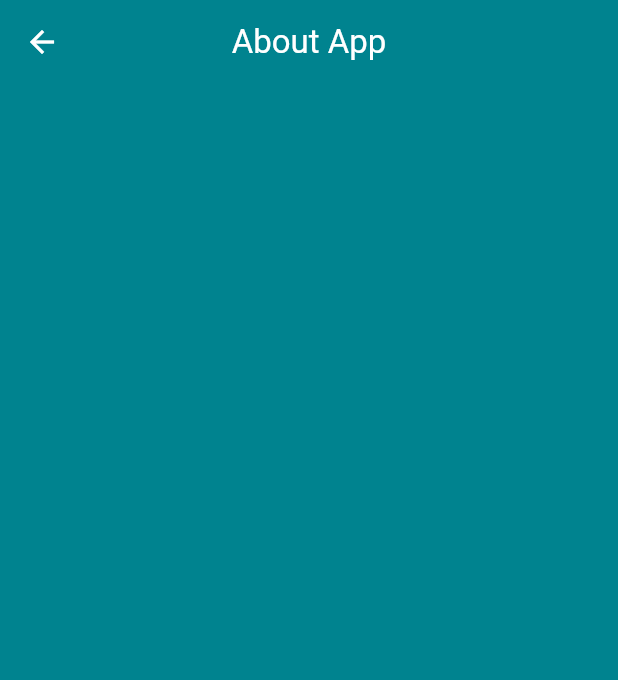
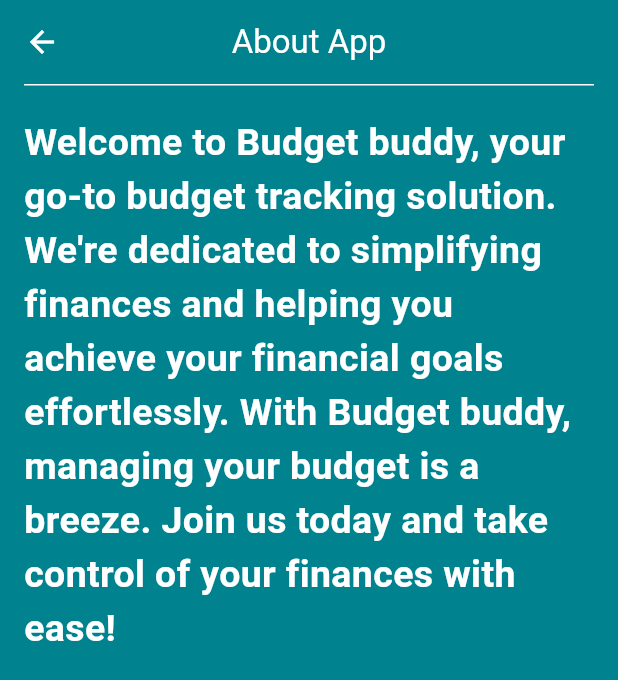
Before and after one commit to taha-soud/BudgetBuddy, a Flutter app: the AboutAppScreen screen opened directly, on a phone screen of 412 x 824 dp. Shown: the top 680 px of the screen. Run offline on Flutter 3.47's test engine with Material 3 defaults, Android fonts, the phone set to English and light mode, and no system bars; our stand-ins replace cloud_firestore, firebase_auth, firebase_core, fluttertoast, google_sign_in, logger; accounts and stored records are empty.

Commit message:
make design for Privacy Policy an About App Pages

```diff
--- a/lib/views/about_app_screen.dart
+++ b/lib/views/about_app_screen.dart
@@ -1,3 +1,4 @@
+import 'package:budget_buddy/views/profile_screen.dart';
 import 'package:flutter/material.dart';
 
 import '../res/custom_color.dart';
@@ -12,13 +13,32 @@ class AboutAppScreen extends StatelessWidget {
       appBar: AppBar(
         leading: IconButton(
           icon: const Icon(Icons.arrow_back, color: Colors.white),
-          onPressed: () => Navigator.of(context).pop(),
+            onPressed: () => Navigator.pushReplacement(context, MaterialPageRoute(builder: (context) =>  const ProfileScreen()))
         ),
         title: const Text("About App", style: TextStyle(color: Colors.white)),
         centerTitle: true,
         backgroundColor: Colors.transparent,
         elevation: 0,
       ),
+      body: Padding(
+        padding: const EdgeInsets.symmetric(horizontal: 16.0),
+        child: ListView(
+          children: [
+            Container(
+              height: 1,
+              color: Colors.white,
+            ),
+            const SizedBox(height: 20),
+            const Text(
+              'Welcome to Budget buddy, your go-to budget tracking solution. '
+                  'We\'re dedicated to simplifying finances and helping you achieve your financial goals effortlessly. '
+                  'With Budget buddy, managing your budget is a breeze. Join us today and take control of your finances with ease!',
+              style: TextStyle(color: Colors.white,fontSize: 25,fontWeight: FontWeight.bold),
+            ),
+            const SizedBox(height: 20),
+          ],
+        ),
+      ),
 
     );
   }
--- a/lib/views/privacy_policy_screen.dart
+++ b/lib/views/privacy_policy_screen.dart
@@ -1,3 +1,4 @@
+import 'package:budget_buddy/views/profile_screen.dart';
 import 'package:flutter/material.dart';
 
 import '../res/custom_color.dart';
@@ -12,13 +13,36 @@ class PrivacyPolicyScreen extends StatelessWidget {
       appBar: AppBar(
         leading: IconButton(
           icon: const Icon(Icons.arrow_back, color: Colors.white),
-          onPressed: () => Navigator.of(context).pop(),
+          onPressed: () => Navigator.pushReplacement(context, MaterialPageRoute(builder: (context) =>  const ProfileScreen()))
+          ,
         ),
         title: const Text("Privacy Policy", style: TextStyle(color: Colors.white)),
         centerTitle: true,
         backgroundColor: Colors.transparent,
         elevation: 0,
       ),
+      body: Padding(
+        padding: const EdgeInsets.symmetric(horizontal: 15.0),
+        child: ListView(
+          children: [
+            Container(
+              height: 1,
+              color: AppColors.secondary,
+            ),
+            const SizedBox(height: 20),
+            const Text(
+              'By using Budget Buddy, you agree to our Terms and Conditions and Privacy Policy. '
+                  'Budget Buddy is designed for personal and business budget tracking purposes, '
+                  'and you are responsible for maintaining the confidentiality of your account information. '
+                  'We collect personal information to improve your experience and may use third-party services '
+                  'for analytics and payments. Your data is secured, and we do not guarantee the accuracy of app content. '
+                  'By continuing to use Budget Buddy, you accept any updates to these policies.',
+              style: TextStyle(color: AppColors.secondary,fontSize: 20,fontWeight: FontWeight.bold),
+            ),
+            const SizedBox(height: 20),
+          ],
+        ),
+      ),
 
     );
   }
--- a/lib/views/profile_screen.dart
+++ b/lib/views/profile_screen.dart
@@ -15,7 +15,7 @@ class ProfileScreen extends StatelessWidget {
       child: Scaffold(
         backgroundColor: AppColors.primary,
         body: Padding(
-          padding: const EdgeInsets.only(top: 70.0),
+          padding: const EdgeInsets.only(top: 50.0),
           child: Center(
             child: Column(
               children: [
```
